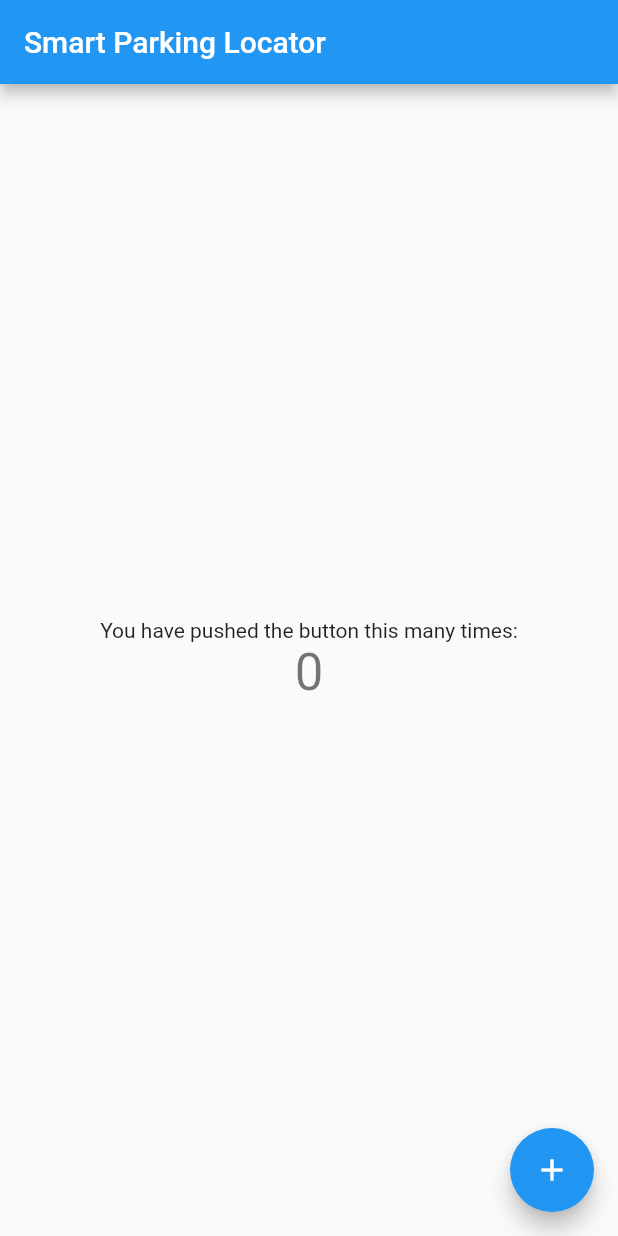
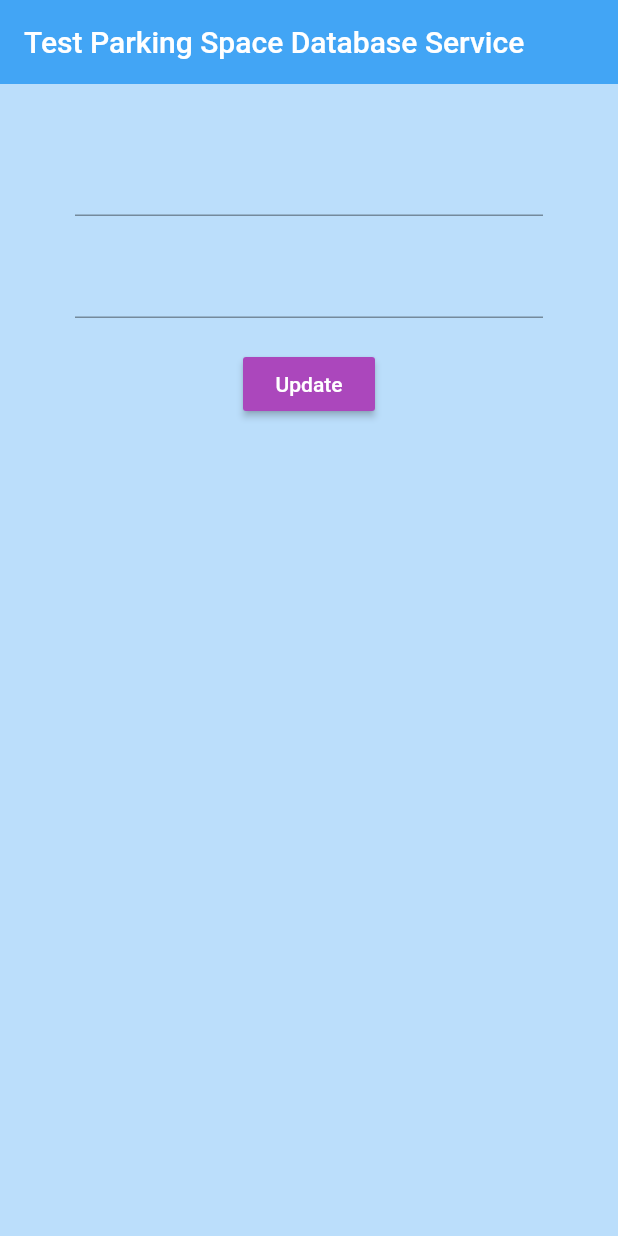
Before and after one commit to BesterCharl/Hackathon2022, a Flutter app: the screen it shows after launch, on a phone screen of 412 x 824 dp. Run offline on Flutter 3.47's test engine with Material 2 defaults, Android fonts, the phone set to English and light mode, and no system bars; our stand-ins replace cloud_firestore; accounts and stored records are empty.

Commit message:
Prepared screen to test parking space database service

```diff
--- a/lib/main.dart
+++ b/lib/main.dart
@@ -1,5 +1,6 @@
 import 'package:flutter/material.dart';
 import './home.dart';
+import './parkingTest.dart';
 
 void main() {
   runApp(const MyApp());
@@ -12,11 +13,11 @@ class MyApp extends StatelessWidget {
   @override
   Widget build(BuildContext context) {
     return MaterialApp(
-      title: 'Flutter Demo',
-      theme: ThemeData(
-        primarySwatch: Colors.blue,
-      ),
-      home: const MyHomePage(title: 'Smart Parking Locator'),
-    );
+        title: 'Flutter Demo',
+        theme: ThemeData(
+          primarySwatch: Colors.blue,
+        ),
+        //home: const MyHomePage(title: 'Smart Parking Locator'),
+        home: ParkingTest());
   }
 }
--- /dev/null
+++ b/lib/parkingTest.dart
@@ -0,0 +1,57 @@
+import 'package:flutter/material.dart';
+
+class ParkingTest extends StatefulWidget {
+  @override
+  _ParkingTestState createState() => _ParkingTestState();
+}
+
+class _ParkingTestState extends State<ParkingTest> {
+  // text field state
+  String coordinates = '';
+  String state = '';
+
+  @override
+  Widget build(BuildContext context) {
+    return Scaffold(
+      backgroundColor: Colors.blue[100],
+      appBar: AppBar(
+        backgroundColor: Colors.blue[400],
+        elevation: 0.0,
+        title: Text('Test Parking Space Database Service'),
+      ),
+      body: Container(
+        padding: EdgeInsets.symmetric(vertical: 20.0, horizontal: 50.0),
+        child: Form(
+          child: Column(
+            children: <Widget>[
+              SizedBox(height: 20.0),
+              TextFormField(
+                onChanged: (val) {
+                  setState(() => coordinates = val);
+                },
+              ),
+              SizedBox(height: 20.0),
+              TextFormField(
+                obscureText: true,
+                onChanged: (val) {
+                  setState(() => state = val);
+                },
+              ),
+              SizedBox(height: 20.0),
+              RaisedButton(
+                  color: Colors.purple[400],
+                  child: Text(
+                    'Update',
+                    style: TextStyle(color: Colors.white),
+                  ),
+                  onPressed: () async {
+                    print(coordinates);
+                    print(state);
+                  }),
+            ],
+          ),
+        ),
+      ),
+    );
+  }
+}
```
